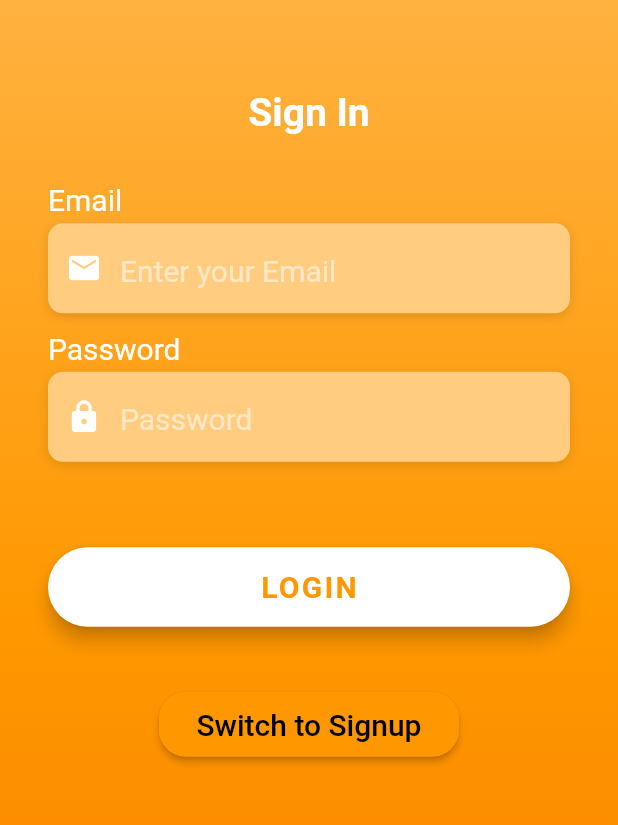
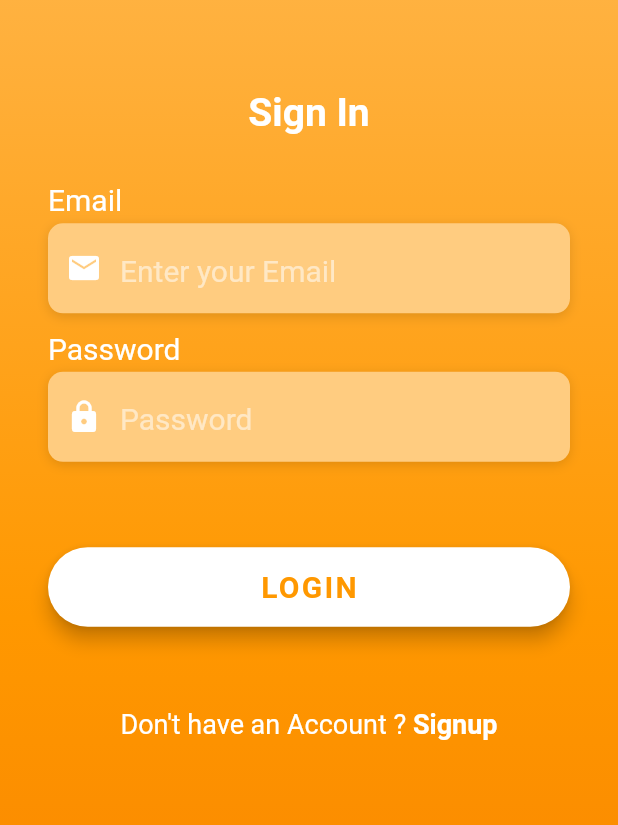
Before and after one commit to mateolas/archive_your_bill, a Flutter app: the screen it shows after launch, on a phone screen of 412 x 824 dp, the part 248-1073 px from its top. Run offline on Flutter 3.47's test engine with Material 2 defaults, Android fonts, the phone set to English and light mode, and no system bars; our stand-ins replace cloud_firestore, firebase_auth, firebase_storage, image_picker, permission_handler, share; accounts and stored records are empty; Roboto replaces fonts that are missing (Calibri); project files that could hold a hidden picture were left out.

Commit message:
Updating the view of the login screen.

```diff
--- a/archive_your_bill/lib/screens/login.dart
+++ b/archive_your_bill/lib/screens/login.dart
@@ -326,16 +326,31 @@ class _LoginState extends State<Login> {
                         SizedBox(height: 16),
                         ButtonTheme(
                           minWidth: 200,
-                          child: RaisedButton(
-                            padding: EdgeInsets.all(10.0),
-                            shape: RoundedRectangleBorder(
-                              borderRadius: BorderRadius.circular(18.0),
-                              side: BorderSide(color: Colors.orange),
-                            ),
-                            child: Text(
-                              'Switch to ${_authMode == AuthMode.Login ? 'Signup' : 'Login'}',
-                              style:
-                                  TextStyle(fontSize: 20, color: Colors.black),
+                          child: FlatButton(
+                            child: RichText(
+                              text: TextSpan(
+                                children: [
+                                  TextSpan(
+                                    text: _authMode == AuthMode.Login
+                                        ? 'Don\'t have an Account ? '
+                                        : 'Already have an Account ? ',
+                                    style: TextStyle(
+                                      fontSize: 18,
+                                      color: Colors.white,
+                                    ),
+                                  ),
+                                  TextSpan(
+                                    text: _authMode == AuthMode.Login
+                                        ? 'Signup'
+                                        : 'Login',
+                                    style: TextStyle(
+                                      fontSize: 18,
+                                      color: Colors.white,
+                                      fontWeight: FontWeight.bold,
+                                    ),
+                                  ),
+                                ],
+                              ),
                             ),
                             onPressed: () {
                               setState(() {
```
